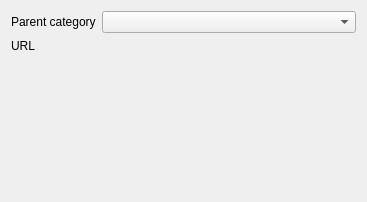
Old version of the form src/librssguard/services/tt-rss/gui/ttrssfeeddetails.ui in the repository norbusan/rssguard-debian.
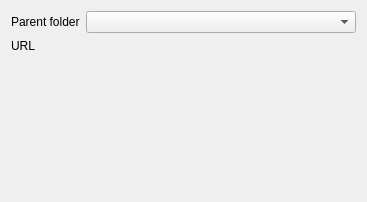
New version of the form. Custom widgets are drawn as their Qt base class.

```diff
--- a/src/librssguard/services/tt-rss/gui/ttrssfeeddetails.ui
+++ b/src/librssguard/services/tt-rss/gui/ttrssfeeddetails.ui
@@ -17,7 +17,7 @@
    <item row="0" column="0">
     <widget class="QLabel" name="m_lblParentCategory">
      <property name="text">
-      <string>Parent category</string>
+      <string>Parent folder</string>
      </property>
      <property name="buddy">
       <cstring>m_cmbParentCategory</cstring>
```
